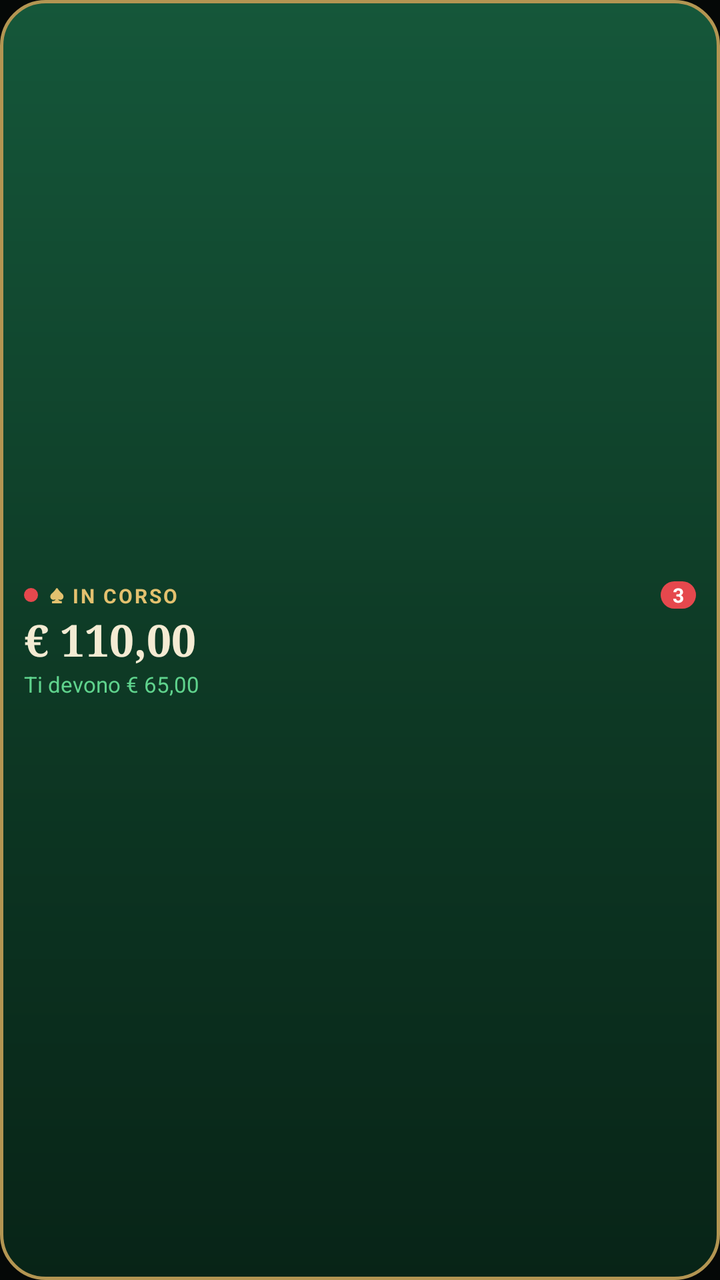
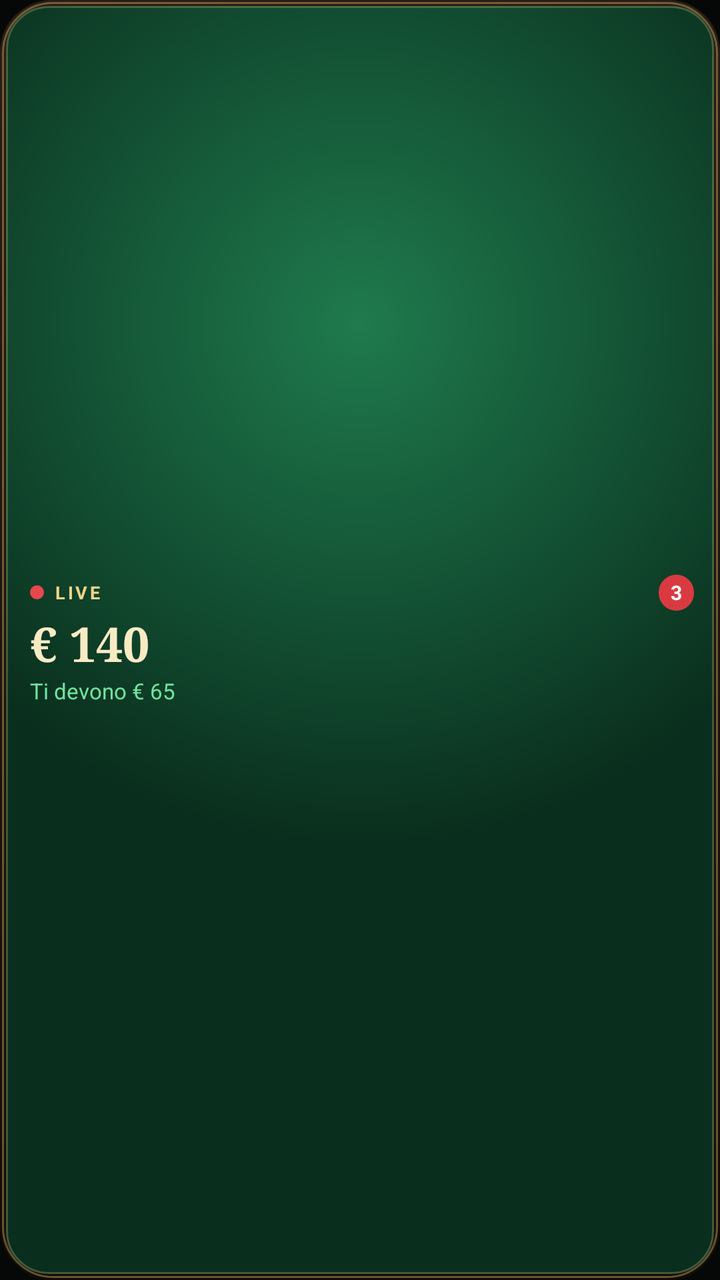

Compare the two renders of this Android layout. The source of the first and the diff that turns it into the second are given below.
<!-- AndroidManifest.xml: application theme Theme.HomePoker -->
<!-- res/layout/widget_small.xml -->
<?xml version="1.0" encoding="utf-8"?>
<LinearLayout xmlns:android="http://schemas.android.com/apk/res/android"
    android:id="@+id/root"
    android:layout_width="match_parent"
    android:layout_height="match_parent"
    android:background="@drawable/widget_bg"
    android:gravity="center_vertical"
    android:orientation="vertical"
    android:paddingStart="12dp"
    android:paddingEnd="12dp"
    android:paddingTop="8dp"
    android:paddingBottom="8dp">
    <LinearLayout
        android:layout_width="match_parent"
        android:layout_height="wrap_content"
        android:gravity="center_vertical"
        android:orientation="horizontal">
        <ImageView
            android:id="@+id/dot"
            android:layout_width="7dp"
            android:layout_height="7dp"
            android:layout_marginEnd="5dp"
            android:src="@drawable/live_dot" />
        <TextView
            android:id="@+id/label"
            android:layout_width="0dp"
            android:layout_height="wrap_content"
            android:layout_weight="1"
            android:ellipsize="end"
            android:maxLines="1"
            android:text="♠︎ IN CORSO"
            android:textColor="@color/gold"
            android:textSize="10sp"
            android:textStyle="bold"
            android:letterSpacing="0.1" />
        <TextView
            android:id="@+id/chat"
            android:layout_width="wrap_content"
            android:layout_height="wrap_content"
            android:background="@drawable/badge_bg"
            android:paddingStart="6dp"
            android:paddingEnd="6dp"
            android:text="3"
            android:textColor="#FFFFFF"
            android:textSize="10sp"
            android:textStyle="bold" />
    </LinearLayout>
    <TextView
        android:id="@+id/big"
        android:layout_width="wrap_content"
        android:layout_height="wrap_content"
        android:ellipsize="end"
        android:maxLines="1"
        android:text="€ 110,00"
        android:textColor="@color/cream"
        android:textSize="22sp"
        android:textStyle="bold"
        android:fontFamily="serif" />
    <TextView
        android:id="@+id/sub"
        android:layout_width="wrap_content"
        android:layout_height="wrap_content"
        android:ellipsize="end"
        android:maxLines="1"
        android:text="Ti devono € 65,00"
        android:textColor="@color/win"
        android:textSize="11sp" />
</LinearLayout>
<!-- resources referenced by this layout -->
<resources>
  <color name="cream">#F4EBD3</color>
  <color name="gold">#E3C16F</color>
  <color name="win">#5FD38D</color>
  <!-- drawable badge_bg (drawable) -->
  <?xml version="1.0" encoding="utf-8"?>
  <shape xmlns:android="http://schemas.android.com/apk/res/android" android:shape="rectangle">
      <solid android:color="#E5484D" />
      <corners android:radius="10dp" />
  </shape>
  <!-- drawable live_dot (drawable) -->
  <?xml version="1.0" encoding="utf-8"?>
  <shape xmlns:android="http://schemas.android.com/apk/res/android" android:shape="oval">
      <solid android:color="#E5484D" />
      <size android:width="8dp" android:height="8dp" />
  </shape>
  <!-- drawable widget_bg (drawable) -->
  <?xml version="1.0" encoding="utf-8"?>
  <shape xmlns:android="http://schemas.android.com/apk/res/android" android:shape="rectangle">
      <gradient android:angle="270" android:startColor="#15573A" android:centerColor="#0E3B26" android:endColor="#082417" android:type="linear" />
      <corners android:radius="22dp" />
      <stroke android:width="1.5dp" android:color="#B39552" />
  </shape>
  <style name="Theme.HomePoker" parent="android:Theme.Material.NoActionBar">
          <item name="android:windowBackground">@color/felt_dark</item>
          <item name="android:statusBarColor">@color/felt_dark</item>
          <item name="android:navigationBarColor">@color/felt_dark</item>
      </style>
  <color name="felt_dark">#050807</color>
</resources>

<!-- the commit's change to res/layout/widget_small.xml (unified diff, before → after) -->
@@ -1,15 +1,18 @@
 <?xml version="1.0" encoding="utf-8"?>
-<LinearLayout xmlns:android="http://schemas.android.com/apk/res/android"
+<FrameLayout xmlns:android="http://schemas.android.com/apk/res/android"
     android:id="@+id/root"
     android:layout_width="match_parent"
     android:layout_height="match_parent"
-    android:background="@drawable/widget_bg"
+    android:background="@drawable/w_rail"
+    android:padding="3dp">
+<LinearLayout
+    android:layout_width="match_parent"
+    android:layout_height="match_parent"
+    android:background="@drawable/w_felt"
     android:gravity="center_vertical"
     android:orientation="vertical"
     android:paddingStart="12dp"
-    android:paddingEnd="12dp"
-    android:paddingTop="8dp"
-    android:paddingBottom="8dp">
+    android:paddingEnd="10dp">
     <LinearLayout
         android:layout_width="match_parent"
         android:layout_height="wrap_content"
@@ -28,16 +31,17 @@
             android:layout_weight="1"
             android:ellipsize="end"
             android:maxLines="1"
-            android:text="♠︎ IN CORSO"
-            android:textColor="@color/gold"
-            android:textSize="10sp"
+            android:text="LIVE"
+            android:textColor="#F0D48A"
+            android:textSize="9sp"
             android:textStyle="bold"
-            android:letterSpacing="0.1" />
+            android:letterSpacing="0.14" />
         <TextView
             android:id="@+id/chat"
             android:layout_width="wrap_content"
-            android:layout_height="wrap_content"
-            android:background="@drawable/badge_bg"
+            android:layout_height="18dp"
+            android:background="@drawable/w_live_pill"
+            android:gravity="center"
             android:paddingStart="6dp"
             android:paddingEnd="6dp"
             android:text="3"
@@ -51,9 +55,9 @@
         android:layout_height="wrap_content"
         android:ellipsize="end"
         android:maxLines="1"
-        android:text="€ 110,00"
-        android:textColor="@color/cream"
-        android:textSize="22sp"
+        android:text="€ 140"
+        android:textColor="#F8EBC4"
+        android:textSize="24sp"
         android:textStyle="bold"
         android:fontFamily="serif" />
     <TextView
@@ -62,7 +66,8 @@
         android:layout_height="wrap_content"
         android:ellipsize="end"
         android:maxLines="1"
-        android:text="Ti devono € 65,00"
-        android:textColor="@color/win"
+        android:text="Ti devono € 65"
+        android:textColor="#6FE3A0"
         android:textSize="11sp" />
 </LinearLayout>
+</FrameLayout>
<!-- resource entries referenced after the edit -->
@@ -1,27 +1,51 @@
 <!-- resources referenced by this layout -->
 <resources>
-  <color name="cream">#F4EBD3</color>
-  <color name="gold">#E3C16F</color>
-  <color name="win">#5FD38D</color>
-  <!-- drawable badge_bg (drawable) -->
-  <?xml version="1.0" encoding="utf-8"?>
-  <shape xmlns:android="http://schemas.android.com/apk/res/android" android:shape="rectangle">
-      <solid android:color="#E5484D" />
-      <corners android:radius="10dp" />
-  </shape>
   <!-- drawable live_dot (drawable) -->
   <?xml version="1.0" encoding="utf-8"?>
   <shape xmlns:android="http://schemas.android.com/apk/res/android" android:shape="oval">
       <solid android:color="#E5484D" />
       <size android:width="8dp" android:height="8dp" />
   </shape>
-  <!-- drawable widget_bg (drawable) -->
+  <!-- drawable w_felt (drawable) -->
   <?xml version="1.0" encoding="utf-8"?>
+  <layer-list xmlns:android="http://schemas.android.com/apk/res/android">
+      <item>
+          <shape android:shape="rectangle">
+              <gradient android:type="radial" android:gradientRadius="260dp" android:centerX="0.5" android:centerY="0.25"
+                  android:startColor="#1F7A4D" android:centerColor="#145536" android:endColor="#0A2E1D" />
+              <corners android:radius="21dp" />
+          </shape>
+      </item>
+      <item>
+          <shape android:shape="rectangle">
+              <solid android:color="#00000000" />
+              <corners android:radius="21dp" />
+              <stroke android:width="1dp" android:color="#40F0D48A" android:dashWidth="0dp" />
+          </shape>
+      </item>
+  </layer-list>
+  <!-- drawable w_live_pill (drawable) -->
   <shape xmlns:android="http://schemas.android.com/apk/res/android" android:shape="rectangle">
-      <gradient android:angle="270" android:startColor="#15573A" android:centerColor="#0E3B26" android:endColor="#082417" android:type="linear" />
-      <corners android:radius="22dp" />
-      <stroke android:width="1.5dp" android:color="#B39552" />
+      <solid android:color="#D93A41" />
+      <corners android:radius="9dp" />
   </shape>
+  <!-- drawable w_rail (drawable) -->
+  <?xml version="1.0" encoding="utf-8"?>
+  <layer-list xmlns:android="http://schemas.android.com/apk/res/android">
+      <item>
+          <shape android:shape="rectangle">
+              <gradient android:angle="270" android:startColor="#2A1D14" android:endColor="#120C08" />
+              <corners android:radius="26dp" />
+          </shape>
+      </item>
+      <item android:left="1dp" android:top="1dp" android:right="1dp" android:bottom="1dp">
+          <shape android:shape="rectangle">
+              <solid android:color="#00000000" />
+              <corners android:radius="25dp" />
+              <stroke android:width="1dp" android:color="#66E3C16F" />
+          </shape>
+      </item>
+  </layer-list>
   <style name="Theme.HomePoker" parent="android:Theme.Material.NoActionBar">
           <item name="android:windowBackground">@color/felt_dark</item>
           <item name="android:statusBarColor">@color/felt_dark</item>
